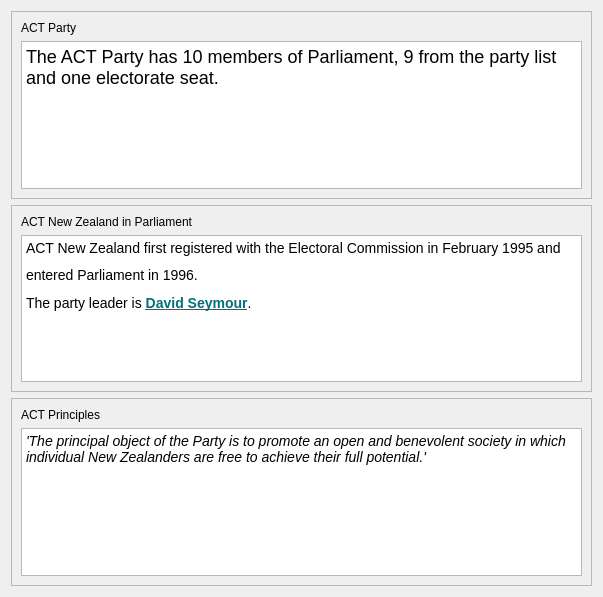
Before: the Qt Designer form qtGuiApplication/partyact.ui in Debug-Divas/COSC345-Project, drawn with Qt 5.
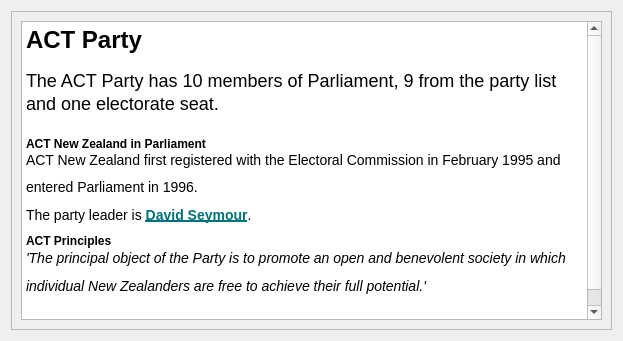
After: the same form once the commit is applied.

What changed in the file:
```diff
--- a/qtGuiApplication/partyact.ui
+++ b/qtGuiApplication/partyact.ui
@@ -6,8 +6,8 @@
    <rect>
     <x>0</x>
     <y>0</y>
-    <width>603</width>
-    <height>597</height>
+    <width>623</width>
+    <height>341</height>
    </rect>
   </property>
   <property name="windowTitle">
@@ -23,13 +23,6 @@
       <enum>QFrame::Raised</enum>
      </property>
      <layout class="QVBoxLayout" name="verticalLayout_2">
-      <item>
-       <widget class="QLabel" name="label">
-        <property name="text">
-         <string>ACT Party</string>
-        </property>
-       </widget>
-      </item>
       <item>
        <widget class="QTextBrowser" name="textBrowser">
         <property name="html">
@@ -40,74 +33,14 @@
 li.unchecked::marker { content: &quot;\2610&quot;; }
 li.checked::marker { content: &quot;\2612&quot;; }
 &lt;/style&gt;&lt;/head&gt;&lt;body style=&quot; font-family:'Segoe UI'; font-size:9pt; font-weight:400; font-style:normal;&quot;&gt;
-&lt;p style=&quot; margin-top:0px; margin-bottom:0px; margin-left:0px; margin-right:0px; -qt-block-indent:0; text-indent:0px;&quot;&gt;&lt;span style=&quot; font-family:'Open Sans','Arial','Verdana','sans-serif'; font-size:18px; color:#000000; background-color:#ffffff;&quot;&gt;The ACT Party has 10 members of Parliament, 9 from the party list and one electorate seat.&lt;/span&gt;&lt;/p&gt;&lt;/body&gt;&lt;/html&gt;</string>
-        </property>
-       </widget>
-      </item>
-     </layout>
-    </widget>
-   </item>
-   <item>
-    <widget class="QFrame" name="frame_2">
-     <property name="frameShape">
-      <enum>QFrame::StyledPanel</enum>
-     </property>
-     <property name="frameShadow">
-      <enum>QFrame::Raised</enum>
-     </property>
-     <layout class="QVBoxLayout" name="verticalLayout_3">
-      <item>
-       <widget class="QLabel" name="label_2">
-        <property name="text">
-         <string>ACT New Zealand in Parliament</string>
-        </property>
-       </widget>
-      </item>
-      <item>
-       <widget class="QTextBrowser" name="textBrowser_2">
-        <property name="html">
-         <string>&lt;!DOCTYPE HTML PUBLIC &quot;-//W3C//DTD HTML 4.0//EN&quot; &quot;http://www.w3.org/TR/REC-html40/strict.dtd&quot;&gt;
-&lt;html&gt;&lt;head&gt;&lt;meta name=&quot;qrichtext&quot; content=&quot;1&quot; /&gt;&lt;meta charset=&quot;utf-8&quot; /&gt;&lt;style type=&quot;text/css&quot;&gt;
-p, li { white-space: pre-wrap; }
-hr { height: 1px; border-width: 0; }
-li.unchecked::marker { content: &quot;\2610&quot;; }
-li.checked::marker { content: &quot;\2612&quot;; }
-&lt;/style&gt;&lt;/head&gt;&lt;body style=&quot; font-family:'Segoe UI'; font-size:9pt; font-weight:400; font-style:normal;&quot;&gt;
+&lt;h1 style=&quot; margin-top:0px; margin-bottom:0px; margin-left:0px; margin-right:0px; -qt-block-indent:0; text-indent:0px; line-height:105.769%; background-color:#ffffff;&quot;&gt;&lt;span style=&quot; font-family:'Open Sans','Arial','Verdana','sans-serif'; font-size:xx-large; font-weight:700; color:#000000; background-color:#ffffff;&quot;&gt;ACT Party&lt;/span&gt;&lt;/h1&gt;
+&lt;p style=&quot; margin-top:0px; margin-bottom:0px; margin-left:0px; margin-right:0px; -qt-block-indent:0; text-indent:0px; line-height:105.769%; background-color:#ffffff;&quot;&gt;&lt;br /&gt;&lt;span style=&quot; font-family:'Open Sans','Arial','Verdana','sans-serif'; font-size:18px; color:#000000; background-color:#ffffff;&quot;&gt;The ACT Party has 10 members of Parliament, 9 from the party list and one electorate seat.&lt;/span&gt;&lt;/p&gt;
+&lt;p style=&quot; margin-top:0px; margin-bottom:0px; margin-left:0px; margin-right:0px; -qt-block-indent:0; text-indent:0px; line-height:105.769%; background-color:#ffffff;&quot;&gt;&lt;span style=&quot; font-family:'Open Sans','Arial','Verdana','sans-serif'; font-size:18px; color:#000000; background-color:#ffffff;&quot;&gt;&lt;br /&gt;&lt;/span&gt;&lt;span style=&quot; font-family:'Open Sans','Arial','Verdana','sans-serif'; font-size:medium; font-weight:700; color:#000000; background-color:#ffffff;&quot;&gt;ACT New Zealand in Parliament&lt;/span&gt;&lt;/p&gt;
 &lt;p style=&quot; margin-top:0px; margin-bottom:0px; margin-left:0px; margin-right:0px; -qt-block-indent:0; text-indent:0px; line-height:171.429%; background-color:#ffffff;&quot;&gt;&lt;span style=&quot; font-family:'Open Sans','Arial','Verdana','sans-serif'; font-size:14px; color:#000000; background-color:#ffffff;&quot;&gt;ACT New Zealand first registered with the Electoral Commission in February 1995 and entered Parliament in 1996.&lt;/span&gt;&lt;/p&gt;
-&lt;p style=&quot; margin-top:0px; margin-bottom:0px; margin-left:0px; margin-right:0px; -qt-block-indent:0; text-indent:0px; line-height:171.429%; background-color:#ffffff;&quot;&gt;&lt;span style=&quot; font-family:'Open Sans','Arial','Verdana','sans-serif'; font-size:14px; color:#000000; background-color:#ffffff;&quot;&gt;The party leader is &lt;/span&gt;&lt;a href=&quot;https://www.parliament.nz/en/mps-and-electorates/members-of-parliament/seymour-david/&quot;&gt;&lt;span style=&quot; font-family:'Open Sans','Arial','Verdana','sans-serif'; font-size:14px; font-weight:700; text-decoration: underline; color:#007179;&quot;&gt;David Seymour&lt;/span&gt;&lt;/a&gt;&lt;span style=&quot; font-family:'Open Sans','Arial','Verdana','sans-serif'; font-size:14px; color:#000000;&quot;&gt;.&lt;/span&gt;&lt;/p&gt;&lt;/body&gt;&lt;/html&gt;</string>
-        </property>
-       </widget>
-      </item>
-     </layout>
-    </widget>
-   </item>
-   <item>
-    <widget class="QFrame" name="frame_3">
-     <property name="frameShape">
-      <enum>QFrame::StyledPanel</enum>
-     </property>
-     <property name="frameShadow">
-      <enum>QFrame::Raised</enum>
-     </property>
-     <layout class="QVBoxLayout" name="verticalLayout_4">
-      <item>
-       <widget class="QLabel" name="label_3">
-        <property name="text">
-         <string>ACT Principles</string>
-        </property>
-       </widget>
-      </item>
-      <item>
-       <widget class="QTextBrowser" name="textBrowser_3">
-        <property name="html">
-         <string>&lt;!DOCTYPE HTML PUBLIC &quot;-//W3C//DTD HTML 4.0//EN&quot; &quot;http://www.w3.org/TR/REC-html40/strict.dtd&quot;&gt;
-&lt;html&gt;&lt;head&gt;&lt;meta name=&quot;qrichtext&quot; content=&quot;1&quot; /&gt;&lt;meta charset=&quot;utf-8&quot; /&gt;&lt;style type=&quot;text/css&quot;&gt;
-p, li { white-space: pre-wrap; }
-hr { height: 1px; border-width: 0; }
-li.unchecked::marker { content: &quot;\2610&quot;; }
-li.checked::marker { content: &quot;\2612&quot;; }
-&lt;/style&gt;&lt;/head&gt;&lt;body style=&quot; font-family:'Segoe UI'; font-size:9pt; font-weight:400; font-style:normal;&quot;&gt;
-&lt;p style=&quot; margin-top:0px; margin-bottom:0px; margin-left:0px; margin-right:0px; -qt-block-indent:0; text-indent:0px;&quot;&gt;&lt;span style=&quot; font-family:'Open Sans','Arial','Verdana','sans-serif'; font-size:14px; font-style:italic; color:#000000; background-color:#ffffff;&quot;&gt;'The principal object of the Party is to promote an open and benevolent society in which individual New Zealanders are free to achieve their full potential.'&lt;/span&gt;&lt;/p&gt;&lt;/body&gt;&lt;/html&gt;</string>
+&lt;p style=&quot; margin-top:0px; margin-bottom:0px; margin-left:0px; margin-right:0px; -qt-block-indent:0; text-indent:0px; line-height:171.429%; background-color:#ffffff;&quot;&gt;&lt;span style=&quot; font-family:'Open Sans','Arial','Verdana','sans-serif'; font-size:14px; color:#000000; background-color:#ffffff;&quot;&gt;The party leader is &lt;/span&gt;&lt;a href=&quot;https://www.parliament.nz/en/mps-and-electorates/members-of-parliament/seymour-david/&quot;&gt;&lt;span style=&quot; font-family:'Open Sans','Arial','Verdana','sans-serif'; font-size:14px; font-weight:700; text-decoration: underline; color:#007179;&quot;&gt;David Seymour&lt;/span&gt;&lt;/a&gt;&lt;span style=&quot; font-family:'Open Sans','Arial','Verdana','sans-serif'; font-size:14px; color:#000000;&quot;&gt;.&lt;/span&gt;&lt;/p&gt;
+&lt;h4 style=&quot; margin-top:0px; margin-bottom:0px; margin-left:0px; margin-right:0px; -qt-block-indent:0; text-indent:0px; line-height:116.667%; background-color:#ffffff;&quot;&gt;&lt;span style=&quot; font-family:'Open Sans','Arial','Verdana','sans-serif'; font-size:medium; font-weight:700; color:#000000; background-color:#ffffff;&quot;&gt;ACT Principles&lt;/span&gt;&lt;/h4&gt;
+&lt;p style=&quot; margin-top:0px; margin-bottom:0px; margin-left:0px; margin-right:0px; -qt-block-indent:0; text-indent:0px; line-height:171.429%; background-color:#ffffff;&quot;&gt;&lt;span style=&quot; font-family:'Open Sans','Arial','Verdana','sans-serif'; font-size:14px; font-style:italic; color:#000000;&quot;&gt;'The principal object of the Party is to promote an open and benevolent society in which individual New Zealanders are free to achieve their full potential.'&lt;/span&gt;&lt;/p&gt;
+&lt;p style=&quot; margin-top:0px; margin-bottom:0px; margin-left:0px; margin-right:0px; -qt-block-indent:0; text-indent:0px;&quot;&gt;&lt;br /&gt;&lt;/p&gt;&lt;/body&gt;&lt;/html&gt;</string>
         </property>
        </widget>
       </item>
```
